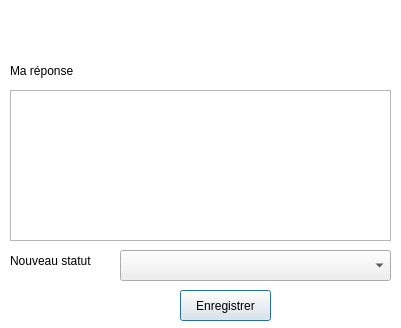
Qt form ReplyReportView_base.ui (IGNF/espace-collaboratif-qgis-plugin) before a commit.
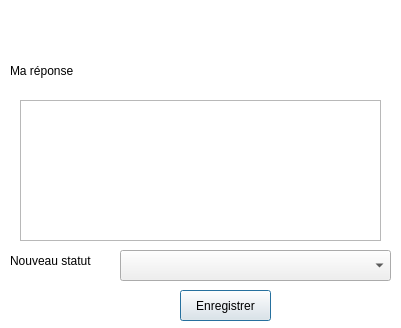
The same form after that commit.

Commit message: Quelques corrections suite tests

Patch:
```diff
--- a/ReplyReportView_base.ui
+++ b/ReplyReportView_base.ui
@@ -107,10 +107,10 @@
   <widget class="QPlainTextEdit" name="pte_NewResponse">
    <property name="geometry">
     <rect>
-     <x>10</x>
-     <y>90</y>
-     <width>381</width>
-     <height>151</height>
+     <x>20</x>
+     <y>100</y>
+     <width>361</width>
+     <height>141</height>
     </rect>
    </property>
    <property name="sizePolicy">
```
The commit also changes 2 other files.
